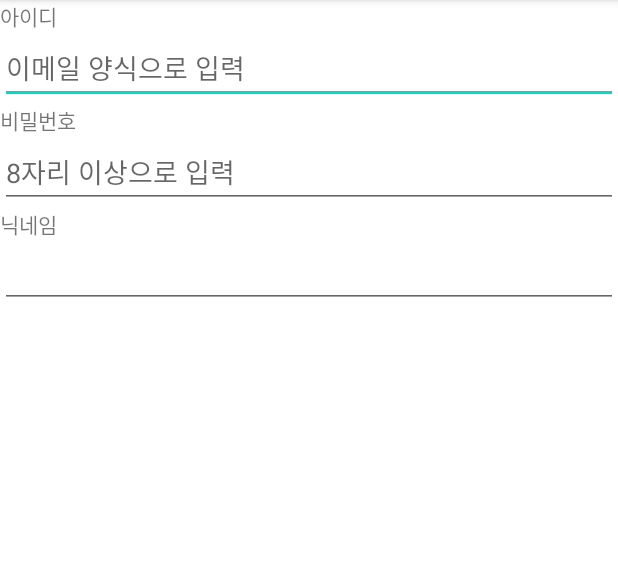
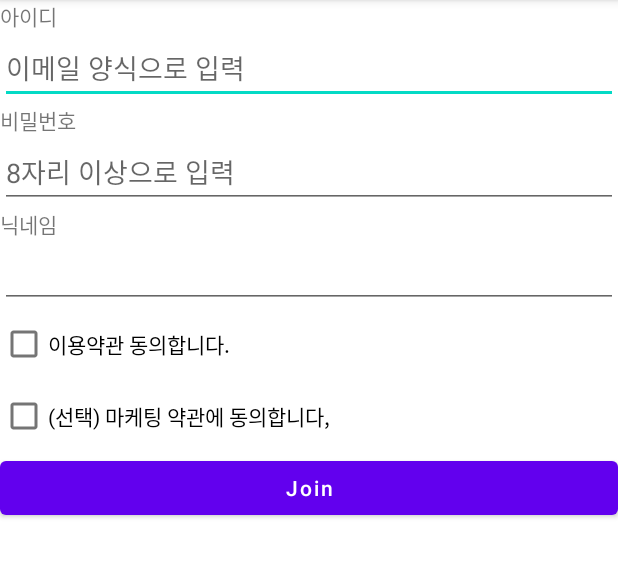
Before and after one commit to sukhyun99/UIPractice_0514, an Android app: the screen it shows after launch (MainActivity), on a phone screen of 412 x 824 dp, the part 84-661 px from its top. Run offline under Robolectric (Android 15) with nearby library versions, the phone set to English and light mode, and no system bars.

Commit message:
button, checkbox 체험

```diff
--- a/app/src/main/res/layout/activity_main.xml
+++ b/app/src/main/res/layout/activity_main.xml
@@ -10,7 +10,7 @@
     <TextView
         android:layout_width="wrap_content"
         android:layout_height="wrap_content"
-        android:text="아이디" />
+        android:text="아이디"/>
 
     <EditText
         android:layout_width="match_parent"
@@ -21,7 +21,7 @@
     <TextView
         android:layout_width="wrap_content"
         android:layout_height="wrap_content"
-        android:text="비밀번호" />
+        android:text="비밀번호"/>
 
     <EditText
         android:layout_width="match_parent"
@@ -32,11 +32,27 @@
     <TextView
         android:layout_width="wrap_content"
         android:layout_height="wrap_content"
-        android:text="닉네임" />
+        android:text="닉네임"/>
 
     <EditText
         android:layout_width="match_parent"
         android:layout_height="wrap_content"
         android:singleLine="true"/>
 
+    <CheckBox
+        android:layout_width="wrap_content"
+        android:layout_height="wrap_content"
+        android:text="이용약관 동의합니다."/>
+
+    <CheckBox
+        android:layout_width="wrap_content"
+        android:layout_height="wrap_content"
+        android:text="(선택) 마케팅 약관에 동의합니다,"/>
+
+    <Button
+        android:layout_width="match_parent"
+        android:layout_height="wrap_content"
+        android:text="Join"
+        android:textAllCaps="false"/>
+
 </LinearLayout>
```
